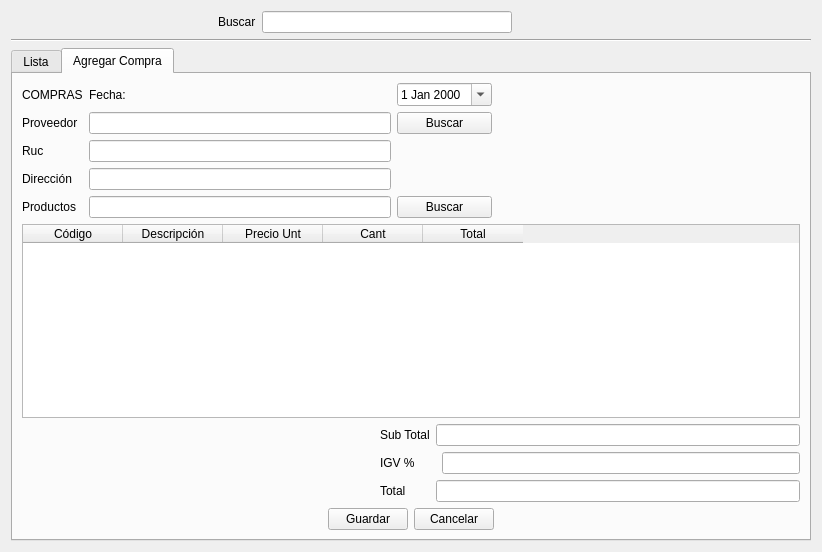
Above: compra/compras.ui from rodety/manager before the change. Below: the same form after it.
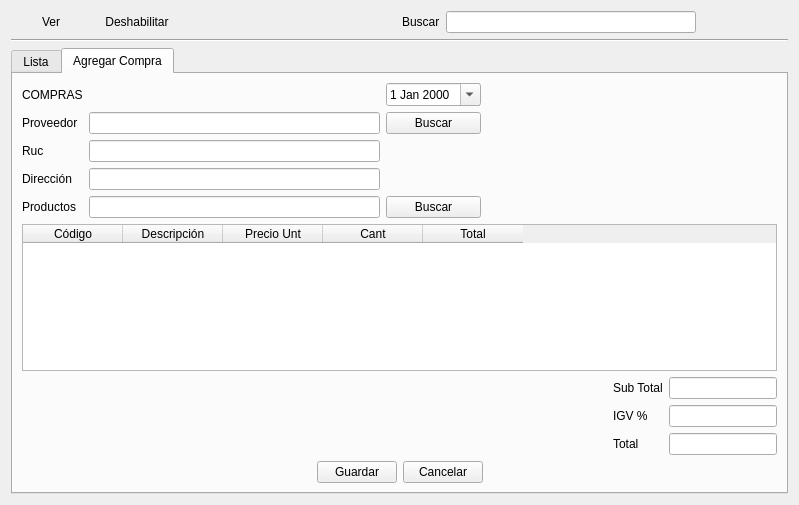
That is the form after the change. The open tabs and pages were chosen to show the change. Icons and pictures are not drawn.

Diff of the .ui file:
```diff
--- a/compra/compras.ui
+++ b/compra/compras.ui
@@ -6,8 +6,8 @@
    <rect>
     <x>0</x>
     <y>0</y>
-    <width>822</width>
-    <height>552</height>
+    <width>799</width>
+    <height>505</height>
    </rect>
   </property>
   <property name="windowTitle">
@@ -15,16 +15,121 @@
   </property>
   <layout class="QGridLayout" name="gridLayout_9">
    <item row="0" column="0">
-    <layout class="QVBoxLayout" name="verticalLayout_4"/>
+    <layout class="QHBoxLayout" name="horizontalLayout_2">
+     <item>
+      <widget class="QPushButton" name="pushButton_ver_compra">
+       <property name="sizePolicy">
+        <sizepolicy hsizetype="Fixed" vsizetype="Fixed">
+         <horstretch>0</horstretch>
+         <verstretch>0</verstretch>
+        </sizepolicy>
+       </property>
+       <property name="text">
+        <string>Ver</string>
+       </property>
+       <property name="icon">
+        <iconset resource="../Icons/Icons.qrc">
+         <normaloff>:/Icons/1349716430_zoom.png</normaloff>:/Icons/1349716430_zoom.png</iconset>
+       </property>
+       <property name="flat">
+        <bool>true</bool>
+       </property>
+      </widget>
+     </item>
+     <item>
+      <widget class="QPushButton" name="pushButton_eliminar_compra">
+       <property name="sizePolicy">
+        <sizepolicy hsizetype="Fixed" vsizetype="Fixed">
+         <horstretch>0</horstretch>
+         <verstretch>0</verstretch>
+        </sizepolicy>
+       </property>
+       <property name="text">
+        <string>Deshabilitar</string>
+       </property>
+       <property name="icon">
+        <iconset resource="../Icons/Icons.qrc">
+         <normaloff>:/Icons/1349716432_round_minus.png</normaloff>:/Icons/1349716432_round_minus.png</iconset>
+       </property>
+       <property name="flat">
+        <bool>true</bool>
+       </property>
+      </widget>
+     </item>
+     <item>
+      <spacer name="horizontalSpacer_6">
+       <property name="orientation">
+        <enum>Qt::Horizontal</enum>
+       </property>
+       <property name="sizeHint" stdset="0">
+        <size>
+         <width>211</width>
+         <height>20</height>
+        </size>
+       </property>
+      </spacer>
+     </item>
+     <item>
+      <widget class="QLabel" name="label_3">
+       <property name="text">
+        <string>Buscar</string>
+       </property>
+      </widget>
+     </item>
+     <item>
+      <widget class="QLineEdit" name="lineEdit">
+       <property name="minimumSize">
+        <size>
+         <width>250</width>
+         <height>0</height>
+        </size>
+       </property>
+       <property name="maximumSize">
+        <size>
+         <width>250</width>
+         <height>16777215</height>
+        </size>
+       </property>
+      </widget>
+     </item>
+     <item>
+      <widget class="QPushButton" name="pushButton_5">
+       <property name="text">
+        <string/>
+       </property>
+       <property name="icon">
+        <iconset resource="../Icons/Icons.qrc">
+         <normaloff>:/Icons/1349716430_zoom.png</normaloff>:/Icons/1349716430_zoom.png</iconset>
+       </property>
+       <property name="flat">
+        <bool>true</bool>
+       </property>
+      </widget>
+     </item>
+     <item>
+      <widget class="QPushButton" name="pushButton_6">
+       <property name="text">
+        <string/>
+       </property>
+       <property name="icon">
+        <iconset resource="../Icons/Icons.qrc">
+         <normaloff>:/Icons/1349716435_cog.png</normaloff>:/Icons/1349716435_cog.png</iconset>
+       </property>
+       <property name="flat">
+        <bool>true</bool>
+       </property>
+      </widget>
+     </item>
+    </layout>
    </item>
-   <item row="2" column="1" colspan="6">
+   <item row="1" column="0">
     <widget class="Line" name="line">
      <property name="orientation">
       <enum>Qt::Horizontal</enum>
      </property>
     </widget>
    </item>
-   <item row="3" column="1" colspan="6">
+   <item row="2" column="0">
     <layout class="QGridLayout" name="gridLayout_10">
      <item row="0" column="0">
       <widget class="QTabWidget" name="tabWidget">
@@ -58,61 +163,7 @@
               </layout>
              </item>
              <item row="2" column="0">
-              <layout class="QGridLayout" name="gridLayout">
-               <item row="0" column="0">
-                <spacer name="horizontalSpacer_2">
-                 <property name="orientation">
-                  <enum>Qt::Horizontal</enum>
-                 </property>
-                 <property name="sizeHint" stdset="0">
-                  <size>
-                   <width>40</width>
-                   <height>20</height>
-                  </size>
-                 </property>
-                </spacer>
-               </item>
-               <item row="0" column="1">
-                <widget class="QPushButton" name="pushButton_ver_compra">
-                 <property name="sizePolicy">
-                  <sizepolicy hsizetype="Fixed" vsizetype="Fixed">
-                   <horstretch>0</horstretch>
-                   <verstretch>0</verstretch>
-                  </sizepolicy>
-                 </property>
-                 <property name="text">
-                  <string>Ver</string>
-                 </property>
-                 <property name="icon">
-                  <iconset resource="../Icons/Icons.qrc">
-                   <normaloff>:/Icons/1349716430_zoom.png</normaloff>:/Icons/1349716430_zoom.png</iconset>
-                 </property>
-                 <property name="flat">
-                  <bool>true</bool>
-                 </property>
-                </widget>
-               </item>
-               <item row="0" column="2">
-                <widget class="QPushButton" name="pushButton_eliminar_compra">
-                 <property name="sizePolicy">
-                  <sizepolicy hsizetype="Fixed" vsizetype="Fixed">
-                   <horstretch>0</horstretch>
-                   <verstretch>0</verstretch>
-                  </sizepolicy>
-                 </property>
-                 <property name="text">
-                  <string>Deshabilitar</string>
-                 </property>
-                 <property name="icon">
-                  <iconset resource="../Icons/Icons.qrc">
-                   <normaloff>:/Icons/1349716432_round_minus.png</normaloff>:/Icons/1349716432_round_minus.png</iconset>
-                 </property>
-                 <property name="flat">
-                  <bool>true</bool>
-                 </property>
-                </widget>
-               </item>
-              </layout>
+              <layout class="QGridLayout" name="gridLayout"/>
              </item>
              <item row="1" column="0">
               <widget class="QTableWidget" name="tableWidget_Compras">
@@ -152,6 +203,13 @@
           <layout class="QGridLayout" name="gridLayout_8">
            <item row="0" column="0">
             <layout class="QGridLayout" name="gridLayout_5">
+             <item row="0" column="3">
+              <widget class="QDateEdit" name="dateEdit">
+               <property name="calendarPopup">
+                <bool>true</bool>
+               </property>
+              </widget>
+             </item>
              <item row="1" column="0">
               <widget class="QLabel" name="label_4">
                <property name="text">
@@ -159,16 +217,65 @@
                </property>
               </widget>
              </item>
-             <item row="1" column="1">
-              <widget class="QLineEdit" name="lineEdit_proveedor"/>
+             <item row="3" column="2">
+              <widget class="QLineEdit" name="lineEdit_direccion"/>
              </item>
-             <item row="1" column="2">
+             <item row="1" column="3">
               <widget class="QPushButton" name="pushButton_buscar_proveedor">
                <property name="text">
                 <string>Buscar</string>
                </property>
               </widget>
              </item>
+             <item row="3" column="3" colspan="2">
+              <spacer name="horizontalSpacer_13">
+               <property name="orientation">
+                <enum>Qt::Horizontal</enum>
+               </property>
+               <property name="sizeHint" stdset="0">
+                <size>
+                 <width>40</width>
+                 <height>20</height>
+                </size>
+               </property>
+              </spacer>
+             </item>
+             <item row="4" column="3">
+              <widget class="QPushButton" name="pushButton_buscar_producto">
+               <property name="text">
+                <string>Buscar</string>
+               </property>
+              </widget>
+             </item>
+             <item row="0" column="4">
+              <spacer name="horizontalSpacer_16">
+               <property name="orientation">
+                <enum>Qt::Horizontal</enum>
+               </property>
+               <property name="sizeHint" stdset="0">
+                <size>
+                 <width>40</width>
+                 <height>20</height>
+                </size>
+               </property>
+              </spacer>
+             </item>
+             <item row="4" column="2">
+              <widget class="QLineEdit" name="lineEdit_productos"/>
+             </item>
+             <item row="1" column="4">
+              <spacer name="horizontalSpacer_14">
+               <property name="orientation">
+                <enum>Qt::Horizontal</enum>
+               </property>
+               <property name="sizeHint" stdset="0">
+                <size>
+                 <width>40</width>
+                 <height>20</height>
+                </size>
+               </property>
+              </spacer>
+             </item>
              <item row="2" column="0">
               <widget class="QLabel" name="label_5">
                <property name="text">
@@ -176,7 +283,34 @@
                </property>
               </widget>
              </item>
-             <item row="2" column="1">
+             <item row="1" column="2">
+              <widget class="QLineEdit" name="lineEdit_proveedor"/>
+             </item>
+             <item row="0" column="0">
+              <layout class="QHBoxLayout" name="horizontalLayout">
+               <item>
+                <widget class="QLabel" name="label">
+                 <property name="text">
+                  <string>COMPRAS</string>
+                 </property>
+                </widget>
+               </item>
+              </layout>
+             </item>
+             <item row="2" column="3" colspan="2">
+              <spacer name="horizontalSpacer_12">
+               <property name="orientation">
+                <enum>Qt::Horizontal</enum>
+               </property>
+               <property name="sizeHint" stdset="0">
+                <size>
+                 <width>40</width>
+                 <height>20</height>
+                </size>
+               </property>
+              </spacer>
+             </item>
+             <item row="2" column="2">
               <widget class="QLineEdit" name="lineEdit_ruc"/>
              </item>
              <item row="3" column="0">
@@ -186,9 +320,6 @@
                </property>
               </widget>
              </item>
-             <item row="3" column="1">
-              <widget class="QLineEdit" name="lineEdit_direccion"/>
-             </item>
              <item row="4" column="0">
               <widget class="QLabel" name="label_7">
                <property name="text">
@@ -196,93 +327,6 @@
                </property>
               </widget>
              </item>
-             <item row="4" column="1">
-              <widget class="QLineEdit" name="lineEdit_productos"/>
-             </item>
-             <item row="4" column="2">
-              <widget class="QPushButton" name="pushButton_buscar_producto">
-               <property name="text">
-                <string>Buscar</string>
-               </property>
-              </widget>
-             </item>
-             <item row="0" column="0">
-              <layout class="QHBoxLayout" name="horizontalLayout">
-               <item>
-                <widget class="QLabel" name="label">
-                 <property name="text">
-                  <string>COMPRAS</string>
-                 </property>
-                </widget>
-               </item>
-              </layout>
-             </item>
-             <item row="0" column="2">
-              <widget class="QDateEdit" name="dateEdit">
-               <property name="calendarPopup">
-                <bool>true</bool>
-               </property>
-              </widget>
-             </item>
-             <item row="0" column="1">
-              <widget class="QLabel" name="label_11">
-               <property name="text">
-                <string>Fecha:</string>
-               </property>
-              </widget>
-             </item>
-             <item row="2" column="2" colspan="2">
-              <spacer name="horizontalSpacer_12">
-               <property name="orientation">
-                <enum>Qt::Horizontal</enum>
-               </property>
-               <property name="sizeHint" stdset="0">
-                <size>
-                 <width>40</width>
-                 <height>20</height>
-                </size>
-               </property>
-              </spacer>
-             </item>
-             <item row="3" column="2" colspan="2">
-              <spacer name="horizontalSpacer_13">
-               <property name="orientation">
-                <enum>Qt::Horizontal</enum>
-               </property>
-               <property name="sizeHint" stdset="0">
-                <size>
-                 <width>40</width>
-                 <height>20</height>
-                </size>
-               </property>
-              </spacer>
-             </item>
-             <item row="1" column="3">
-              <spacer name="horizontalSpacer_14">
-               <property name="orientation">
-                <enum>Qt::Horizontal</enum>
-               </property>
-               <property name="sizeHint" stdset="0">
-                <size>
-                 <width>40</width>
-                 <height>20</height>
-                </size>
-               </property>
-              </spacer>
-             </item>
-             <item row="0" column="3">
-              <spacer name="horizontalSpacer_16">
-               <property name="orientation">
-                <enum>Qt::Horizontal</enum>
-               </property>
-               <property name="sizeHint" stdset="0">
-                <size>
-                 <width>40</width>
-                 <height>20</height>
-                </size>
-               </property>
-              </spacer>
-             </item>
             </layout>
            </item>
            <item row="0" column="1" rowspan="3">
@@ -362,9 +406,6 @@
                </property>
               </widget>
              </item>
-             <item row="1" column="3">
-              <widget class="QLineEdit" name="lineEdit_igv"/>
-             </item>
              <item row="2" column="0">
               <spacer name="horizontalSpacer_11">
                <property name="orientation">
@@ -388,6 +429,9 @@
              <item row="2" column="2" colspan="2">
               <widget class="QLineEdit" name="lineEdit_total"/>
              </item>
+             <item row="1" column="2" colspan="2">
+              <widget class="QLineEdit" name="lineEdit_igv"/>
+             </item>
             </layout>
            </item>
           </layout>
@@ -442,83 +486,6 @@
      </item>
     </layout>
    </item>
-   <item row="1" column="1">
-    <spacer name="horizontalSpacer_5">
-     <property name="orientation">
-      <enum>Qt::Horizontal</enum>
-     </property>
-     <property name="sizeHint" stdset="0">
-      <size>
-       <width>211</width>
-       <height>20</height>
-      </size>
-     </property>
-    </spacer>
-   </item>
-   <item row="1" column="6">
-    <spacer name="horizontalSpacer_6">
-     <property name="orientation">
-      <enum>Qt::Horizontal</enum>
-     </property>
-     <property name="sizeHint" stdset="0">
-      <size>
-       <width>211</width>
-       <height>20</height>
-      </size>
-     </property>
-    </spacer>
-   </item>
-   <item row="1" column="4">
-    <widget class="QPushButton" name="pushButton_5">
-     <property name="text">
-      <string/>
-     </property>
-     <property name="icon">
-      <iconset resource="../Icons/Icons.qrc">
-       <normaloff>:/Icons/1349716430_zoom.png</normaloff>:/Icons/1349716430_zoom.png</iconset>
-     </property>
-     <property name="flat">
-      <bool>true</bool>
-     </property>
-    </widget>
-   </item>
-   <item row="1" column="2">
-    <widget class="QLabel" name="label_3">
-     <property name="text">
-      <string>Buscar</string>
-     </property>
-    </widget>
-   </item>
-   <item row="1" column="5">
-    <widget class="QPushButton" name="pushButton_6">
-     <property name="text">
-      <string/>
-     </property>
-     <property name="icon">
-      <iconset resource="../Icons/Icons.qrc">
-       <normaloff>:/Icons/1349716435_cog.png</normaloff>:/Icons/1349716435_cog.png</iconset>
-     </property>
-     <property name="flat">
-      <bool>true</bool>
-     </property>
-    </widget>
-   </item>
-   <item row="1" column="3">
-    <widget class="QLineEdit" name="lineEdit">
-     <property name="minimumSize">
-      <size>
-       <width>250</width>
-       <height>0</height>
-      </size>
-     </property>
-     <property name="maximumSize">
-      <size>
-       <width>250</width>
-       <height>16777215</height>
-      </size>
-     </property>
-    </widget>
-   </item>
   </layout>
  </widget>
  <resources>
```
Left out of the diff: 20 changed lines with no effect on the pictures.
